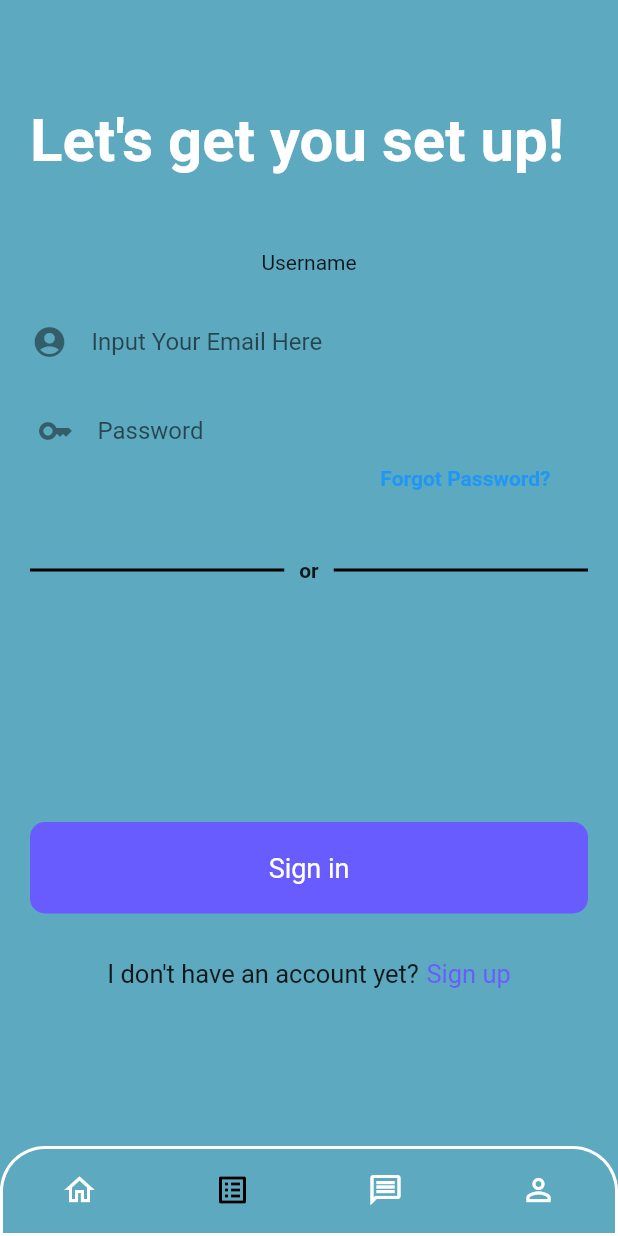
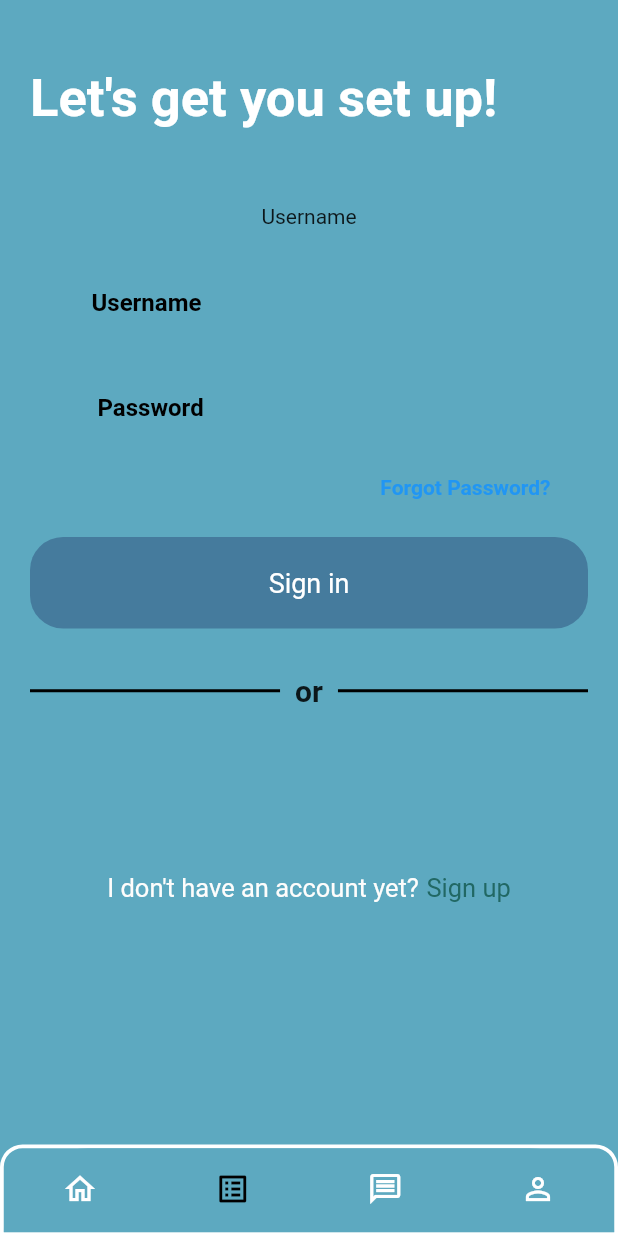
Before and after one commit to akatokurojp/SabiCare, a Flutter app: the screen it shows after launch, item 2 of the bottom bar chosen, on a phone screen of 412 x 824 dp. Run offline on Flutter 3.47's test engine with Material 2 defaults, Android fonts, the phone set to English and light mode, and no system bars; our stand-ins replace cloud_firestore, firebase_auth, firebase_core, get, google_fonts, local_auth and 2 more; missing offline and left inert: lit_ui_kit; accounts and stored records are empty; Roboto replaces fonts that are missing (quicksand).

Commit message:
Login detailing

```diff
--- a/lib/Login.dart
+++ b/lib/Login.dart
@@ -3,6 +3,7 @@ import 'dart:ui';
 import 'package:flutter/material.dart';
 import 'package:lit_ui_kit/lit_ui_kit.dart';
 import 'package:sabicare/register.dart';
+import 'package:sabicare/static/colors.dart';
 
 import 'Controllers/authcontroller.dart';
 
@@ -18,7 +19,7 @@ class _LoginPageState extends State<LoginPage> {
   Widget build(BuildContext context) {
     AuthController authController = AuthController();
     return Scaffold(
-      backgroundColor: Color.fromARGB(255, 93, 169, 192),
+      backgroundColor: bgColor,
       body: SafeArea(
         child: ListView(
           children: [
@@ -28,13 +29,13 @@ class _LoginPageState extends State<LoginPage> {
                 crossAxisAlignment: CrossAxisAlignment.start,
                 children: [
                   Container(
-                    padding: EdgeInsets.only(top: 50),
+                    padding: EdgeInsets.only(top: 25),
                   ),
                   Text(
                     "Let's get you set up!",
                     style: TextStyle(
                         fontWeight: FontWeight.bold,
-                        fontSize: 40,
+                        fontSize: 35,
                         color: Colors.white,
                         fontFamily: 'quicksand'),
                   ),
@@ -61,8 +62,17 @@ class _LoginPageState extends State<LoginPage> {
                                 decoration: InputDecoration(
                                     border: InputBorder.none,
                                     hintText: "Input Your Email Here",
-                                  icon: Icon(Icons.account_circle),
-                                ),
+                                    labelText: "Username",
+                                    labelStyle: TextStyle(
+                                        fontWeight: FontWeight.bold,
+                                        color: Colors.black),
+                                    icon: Icon(Icons.account_circle_rounded,
+                                        color: bgColor),
+                                    focusedBorder: UnderlineInputBorder(
+                                        borderSide: BorderSide(color: bgColor)),
+                                    enabledBorder: UnderlineInputBorder(
+                                        borderSide:
+                                            BorderSide(color: bgColor))),
                               ),
                             ),
                           ],
@@ -77,7 +87,18 @@ class _LoginPageState extends State<LoginPage> {
                             decoration: InputDecoration(
                                 border: InputBorder.none,
                                 hintText: "Password",
-                                icon: Icon(Icons.key)),
+                                labelText: "Password",
+                                labelStyle: TextStyle(
+                                    fontWeight: FontWeight.bold,
+                                    color: Colors.black),
+                                icon: Icon(
+                                  Icons.key,
+                                  color: bgColor,
+                                ),
+                                focusedBorder: UnderlineInputBorder(
+                                    borderSide: BorderSide(color: bgColor)),
+                                enabledBorder: UnderlineInputBorder(
+                                    borderSide: BorderSide(color: bgColor))),
                           ),
                         ),
                         //forgot password
@@ -86,16 +107,22 @@ class _LoginPageState extends State<LoginPage> {
                           child: Row(
                             mainAxisAlignment: MainAxisAlignment.end,
                             children: [
-                              GestureDetector(
+                              Padding(
+                                padding:
+                                    const EdgeInsets.only(top: 15, bottom: 10),
+                                child: GestureDetector(
                                   onTap: (() {
-                                  Navigator.of(context).push(MaterialPageRoute(
-                                      builder: (context) => RegisterPage()));
+                                    Navigator.of(context).push(
+                                        MaterialPageRoute(
+                                            builder: (context) =>
+                                                RegisterPage()));
                                   }),
                                   child: Text(
                                     'Forgot Password?',
                                     style: TextStyle(
                                       color: Colors.blue,
                                       fontWeight: FontWeight.bold,
+                                    ),
                                   ),
                                 ),
                               ),
@@ -108,6 +135,27 @@ class _LoginPageState extends State<LoginPage> {
 
                   SizedBox(
                     height: 15,
+                  ),
+                  //button sign in
+                  GestureDetector(
+                    onTap: () {
+                      authController.loginUser();
+                    },
+                    child: Container(
+                        decoration: BoxDecoration(
+                            color: Color(0xff457B9D),
+                            borderRadius: BorderRadius.circular(22)),
+                        child: Padding(
+                          padding: const EdgeInsets.all(20.0),
+                          child: Center(
+                              child: Text(
+                            "Sign in",
+                            style: TextStyle(
+                              color: Colors.white,
+                              fontSize: 18,
+                            ),
+                          )),
+                        )),
                   ),
                   SizedBox(
                     height: 30,
@@ -125,7 +173,8 @@ class _LoginPageState extends State<LoginPage> {
                               ))),
                       Text(
                         "or",
-                        style: TextStyle(fontWeight: FontWeight.bold),
+                        style: TextStyle(
+                            fontWeight: FontWeight.bold, fontSize: 20),
                       ),
                       Expanded(
                           child: Container(
@@ -168,31 +217,9 @@ class _LoginPageState extends State<LoginPage> {
                   //   ),
                   // ),
 
-                  SizedBox(
-                    height: 80,
-                  ),
-
-                  //button sign in
-                  GestureDetector(
-                    onTap: () {
-                      authController.loginUser();
-                    },
-                    child: Container(
-                        decoration: BoxDecoration(
-                            color: Color(0xff695CFE),
-                            borderRadius: BorderRadius.circular(10)),
-                        child: Padding(
-                          padding: const EdgeInsets.all(20.0),
-                          child: Center(
-                              child: Text(
-                            "Sign in",
-                            style: TextStyle(
-                              color: Colors.white,
-                              fontSize: 18,
-                            ),
-                          )),
-                        )),
-                  ),
+                  // SizedBox(
+                  //   height: 80,
+                  // ),
 
                   SizedBox(
                     height: 30,
@@ -202,7 +229,7 @@ class _LoginPageState extends State<LoginPage> {
                     mainAxisAlignment: MainAxisAlignment.center,
                     children: [
                       Text("I don't have an account yet?",
-                          style: TextStyle(fontSize: 17)),
+                          style: TextStyle(fontSize: 17, color: textcolor)),
                       SizedBox(
                         width: 5,
                       ),
@@ -215,8 +242,7 @@ class _LoginPageState extends State<LoginPage> {
                         },
                         child: Text(
                           "Sign up",
-                          style:
-                              TextStyle(fontSize: 17, color: Color(0xff695CFE)),
+                          style: TextStyle(fontSize: 17, color: linkColor),
                         ),
                       ),
                     ],
--- a/lib/bottom.dart
+++ b/lib/bottom.dart
@@ -28,16 +28,16 @@ class _BottomPageState extends State<BottomPage> {
       body: _pages[_selectedIndex],
       bottomNavigationBar: Container(
         decoration: BoxDecoration(
-          border: Border.all(color: Colors.white, width: 2),
+          border: Border.all(color: Colors.white, width: 2.5),
           borderRadius: BorderRadius.only(
-            topRight: Radius.circular(30),
-            topLeft: Radius.circular(30),
+            topRight: Radius.circular(15),
+            topLeft: Radius.circular(15),
           ),
         ),
         child: ClipRRect(
           borderRadius: BorderRadius.only(
-            topLeft: Radius.circular(30.0),
-            topRight: Radius.circular(30.0),
+            topLeft: Radius.circular(3015),
+            topRight: Radius.circular(3015),
           ),
           child: BottomNavigationBar(
             selectedItemColor: Colors.black,
--- a/lib/static/colors.dart
+++ b/lib/static/colors.dart
@@ -3,3 +3,4 @@ import 'package:flutter/material.dart';
 const bgColor = Color.fromARGB(255, 93, 169, 192);
 const textcolor = Color(0xffFEFDFC);
 const chatBgColor = Color(0xff343541);
+const linkColor = Color(0xff216864);
```
Lines whose indentation alone changed are shown as unchanged.
